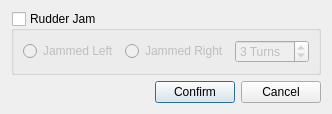
Qt form turn_logger/EffectsSelectionDialog.ui (wchamilton/CEManeuverLog) before a commit.
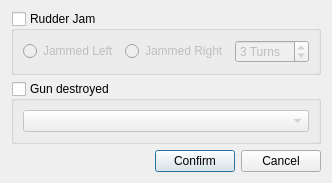
The same form after that commit.

What changed in the file:
```diff
--- a/turn_logger/EffectsSelectionDialog.ui
+++ b/turn_logger/EffectsSelectionDialog.ui
@@ -7,40 +7,20 @@
     <x>0</x>
     <y>0</y>
     <width>299</width>
-    <height>100</height>
+    <height>170</height>
    </rect>
   </property>
   <property name="windowTitle">
    <string>Dialog</string>
   </property>
   <layout class="QGridLayout" name="gridLayout">
-   <item row="1" column="0">
-    <spacer name="horizontalSpacer">
-     <property name="orientation">
-      <enum>Qt::Horizontal</enum>
-     </property>
-     <property name="sizeHint" stdset="0">
-      <size>
-       <width>40</width>
-       <height>20</height>
-      </size>
-     </property>
-    </spacer>
-   </item>
-   <item row="1" column="1">
+   <item row="2" column="1">
     <widget class="QPushButton" name="confirm_btn">
      <property name="text">
       <string>Confirm</string>
      </property>
     </widget>
    </item>
-   <item row="1" column="2">
-    <widget class="QPushButton" name="cancel_btn">
-     <property name="text">
-      <string>Cancel</string>
-     </property>
-    </widget>
-   </item>
    <item row="0" column="0" colspan="3">
     <widget class="QGroupBox" name="rudderJamBox">
      <property name="title">
@@ -83,6 +63,44 @@
      </layout>
     </widget>
    </item>
+   <item row="2" column="0">
+    <spacer name="horizontalSpacer">
+     <property name="orientation">
+      <enum>Qt::Horizontal</enum>
+     </property>
+     <property name="sizeHint" stdset="0">
+      <size>
+       <width>40</width>
+       <height>20</height>
+      </size>
+     </property>
+    </spacer>
+   </item>
+   <item row="2" column="2">
+    <widget class="QPushButton" name="cancel_btn">
+     <property name="text">
+      <string>Cancel</string>
+     </property>
+    </widget>
+   </item>
+   <item row="1" column="0" colspan="3">
+    <widget class="QGroupBox" name="gunDestroyedBox">
+     <property name="title">
+      <string>Gun destroyed</string>
+     </property>
+     <property name="checkable">
+      <bool>true</bool>
+     </property>
+     <property name="checked">
+      <bool>false</bool>
+     </property>
+     <layout class="QGridLayout" name="gridLayout_2">
+      <item row="0" column="0">
+       <widget class="QComboBox" name="gun_selection_cmb"/>
+      </item>
+     </layout>
+    </widget>
+   </item>
   </layout>
  </widget>
  <resources/>
```
Left out of the diff: 2 changed lines with no effect on the pictures.
